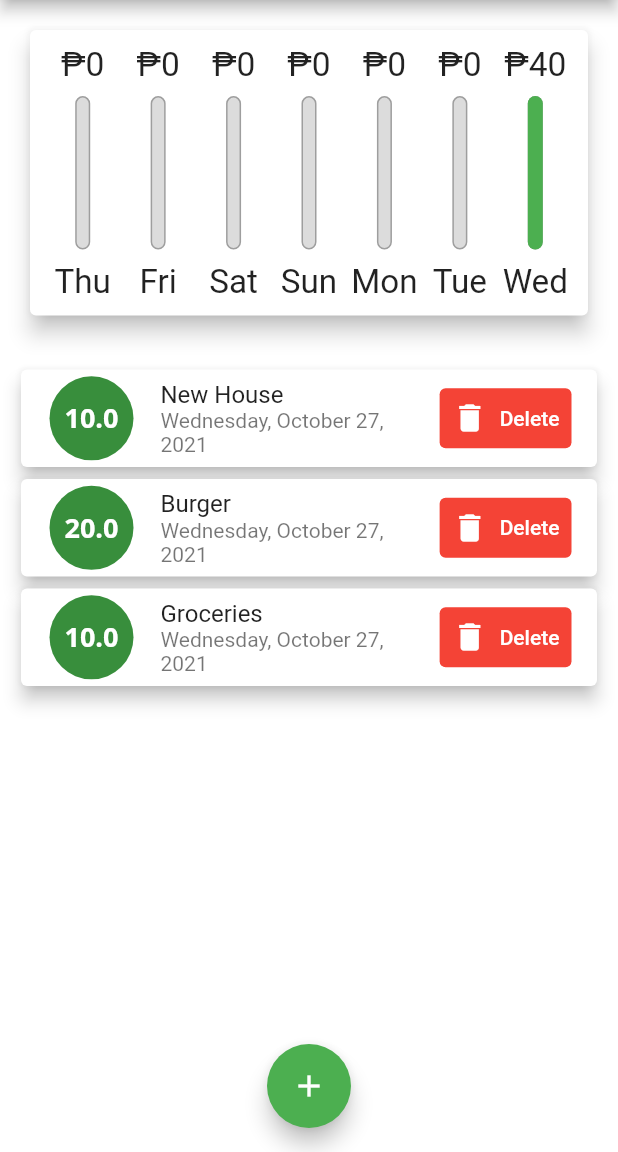
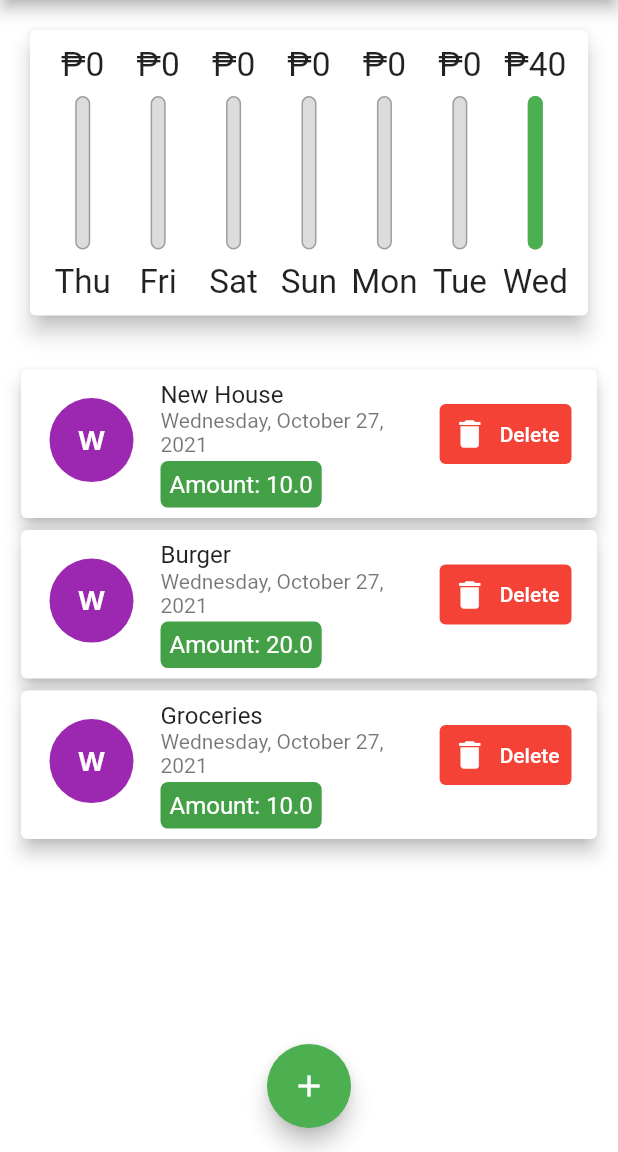
Before and after one commit to orbitsdev/expenseapp, a Flutter app: the screen it shows after launch, on a phone screen of 412 x 824 dp, the part 84-1236 px from its top. Run offline on Flutter 3.47's test engine with Material 2 defaults, Android fonts, the light colour scheme and no system bars.

Commit message:
finishing basic app

```diff
--- a/lib/welcome.dart
+++ b/lib/welcome.dart
@@ -1,5 +1,3 @@
-import 'dart:io';
-
 import 'package:expenseapp/models/transaction.dart';
 import 'package:expenseapp/widgets/chart.dart';
 import 'package:expenseapp/widgets/new_transaction.dart';
@@ -63,6 +61,44 @@ class _WelcomeState extends State<Welcome> {
         });
   }
 
+  List<Widget> _forLandScapeScreen(
+      MediaQueryData mediaquery, AppBar appBar, Widget listWediget) {
+    return [
+      Row(mainAxisAlignment: MainAxisAlignment.center, children: [
+        Text('Show Chart'),
+        Switch(
+            value: _isShow,
+            onChanged: (val) {
+              setState(() {
+                _isShow = val;
+              });
+            }),
+      ]),
+      _isShow
+          ? Container(
+              height: (mediaquery.size.height -
+                      appBar.preferredSize.height -
+                      mediaquery.padding.top) *
+                  0.7,
+              child: Chart(recentTransaction: _recentTransaction))
+          : listWediget,
+    ];
+  }
+
+  List<Widget> _forPortraitScreen(
+      MediaQueryData mediaquery, AppBar appBar, Widget listWediget) {
+    return [
+      Container(
+        height: (mediaquery.size.height -
+                appBar.preferredSize.height -
+                mediaquery.padding.top) *
+            0.3,
+        child: Chart(recentTransaction: _recentTransaction),
+      ),
+      listWediget
+    ];
+  }
+
   @override
   Widget build(BuildContext context) {
     final mediaquery = MediaQuery.of(context);
@@ -100,39 +136,13 @@ class _WelcomeState extends State<Welcome> {
       body: ListView(
         children: [
           if (isLandScape)
-            Row(mainAxisAlignment: MainAxisAlignment.center, children: [
-              Text('Show Chart'),
-              Switch(
-                  value: _isShow,
-                  onChanged: (val) {
-                    setState(() {
-                      _isShow = val;
-                    });
-                  }),
-            ]),
-          if (isLandScape)
-            _isShow
-                ? Container(
-                    height: (mediaquery.size.height -
-                            appBar.preferredSize.height -
-                            mediaquery.padding.top) *
-                        0.7,
-                    child: Chart(recentTransaction: _recentTransaction))
-                : listWediget,
+            ..._forLandScapeScreen(mediaquery, appBar, listWediget),
           if (!isLandScape)
-            Container(
-                height: (mediaquery.size.height -
-                        appBar.preferredSize.height -
-                        mediaquery.padding.top) *
-                    0.3,
-                child: Chart(recentTransaction: _recentTransaction)),
-          if (!isLandScape) listWediget,
+            ..._forPortraitScreen(mediaquery, appBar, listWediget),
         ],
       ),
       floatingActionButtonLocation: FloatingActionButtonLocation.centerFloat,
-
-
-      floatingActionButton:  FloatingActionButton(
+      floatingActionButton: FloatingActionButton(
         onPressed: () {
           _startAddNewTransaction(context);
         },
--- a/lib/widgets/chart_bar.dart
+++ b/lib/widgets/chart_bar.dart
@@ -1,6 +1,6 @@
 import 'package:flutter/material.dart';
 
-class ChartBar extends StatelessWidget {
+class ChartBar extends StatefulWidget {
   final String dayslabel;
   final double spendingamount;
   final double spendinpcoftotal;
@@ -12,15 +12,19 @@ class ChartBar extends StatelessWidget {
   }) : super(key: key);
 
   @override
+  State<ChartBar> createState() => _ChartBarState();
+}
+
+class _ChartBarState extends State<ChartBar> {
+  @override
   Widget build(BuildContext context) {
-
-    return LayoutBuilder(builder: (context , constraints){
+    return LayoutBuilder(builder: (context, constraints) {
       return Column(
         children: [
           Container(
             height: constraints.maxHeight * 0.15,
             child: FittedBox(
-            child: Text('\₱${spendingamount.toStringAsFixed(0)}')),
+                child: Text('\₱${widget.spendingamount.toStringAsFixed(0)}')),
           ),
           SizedBox(
             height: constraints.maxHeight * 0.05,
@@ -30,10 +34,9 @@ class ChartBar extends StatelessWidget {
             height: constraints.maxHeight * 0.6,
             child: Stack(
               children: [
-
                 Container(
                   decoration: BoxDecoration(
-                    color: Color.fromRGBO( 220, 220, 220, 1),
+                    color: Color.fromRGBO(220, 220, 220, 1),
                     borderRadius: BorderRadius.circular(10),
                     border: Border.all(
                       width: 1.0,
@@ -41,26 +44,30 @@ class ChartBar extends StatelessWidget {
                     ),
                   ),
                 ),
-
                 FractionallySizedBox(
-                 heightFactor: spendinpcoftotal,
+                  heightFactor: widget.spendinpcoftotal,
                   child: Container(
                     decoration: BoxDecoration(
                       color: Theme.of(context).primaryColor,
                       borderRadius: BorderRadius.circular(10),
-
                     ),
                   ),
                 ),
-
               ],
             ),
           ),
-
-        SizedBox(height: constraints.maxHeight * 0.05,),
-        Container( height: constraints.maxHeight * 0.15, child: FittedBox(child: Text('${dayslabel}', style: TextStyle( fontSize: 13, ))))
+          SizedBox(
+            height: constraints.maxHeight * 0.05,
+          ),
+          Container(
+              height: constraints.maxHeight * 0.15,
+              child: FittedBox(
+                  child: Text('${widget.dayslabel}',
+                      style: TextStyle(
+                        fontSize: 13,
+                      ))))
         ],
       );
-    })    ;
+    });
   }
 }
--- a/lib/widgets/new_transaction.dart
+++ b/lib/widgets/new_transaction.dart
@@ -17,7 +17,6 @@ class _NewTransactionState extends State<NewTransaction> {
   final _amountController = TextEditingController();
   DateTime? _selectedDate;
 
-
   void _submitData() {
     if (_amountController.text.isEmpty) {
       return;
@@ -25,12 +24,9 @@ class _NewTransactionState extends State<NewTransaction> {
     final titleentered = _titleController.text;
     final amountentered = double.parse(_amountController.text);
 
-    if (titleentered.isEmpty ||
-        amountentered <= 0 ||
-        _selectedDate == DateTime(0)) {
+    if (titleentered.isEmpty || amountentered <= 0 || _selectedDate == null) {
       return;
     }
-
 
     widget.addtransaction(
       _titleController.text,
@@ -60,7 +56,7 @@ class _NewTransactionState extends State<NewTransaction> {
 
   @override
   Widget build(BuildContext context) {
-     final mediaquery = MediaQuery.of(context);
+    final mediaquery = MediaQuery.of(context);
     return SingleChildScrollView(
       child: Container(
         padding: EdgeInsets.only(
@@ -101,10 +97,14 @@ class _NewTransactionState extends State<NewTransaction> {
               child: Row(
                 children: [
                   Expanded(
-                    child:   _selectedDate == null ? Text('No Date Selected') : Text('${DateFormat.yMd().format(_selectedDate!)}'),
-                    ),
+                    child: _selectedDate == null
+                        ? Text('No Date Selected')
+                        : Text(
+                            '${DateFormat('EEEE, MMMM d, y').format(_selectedDate!)}'),
+                  ),
                   TextButton(
-                      onPressed: _presentDatePicker, child: Text('Choose Date')),
+                      onPressed: _presentDatePicker,
+                      child: Text('Choose Date')),
                 ],
               ),
             ),
--- a/lib/widgets/transaction_list.dart
+++ b/lib/widgets/transaction_list.dart
@@ -1,3 +1,4 @@
+import 'package:expenseapp/widgets/transaction_list_item.dart';
 import 'package:flutter/material.dart';
 import 'package:intl/intl.dart';
 
@@ -13,15 +14,15 @@ class TransactionList extends StatefulWidget {
   }) : super(key: key);
 
   @override
-  _TransactionListState createState() => _TransactionListState();
+  State<TransactionList> createState() => _TransactionListState();
 }
 
 class _TransactionListState extends State<TransactionList> {
-
   @override
   Widget build(BuildContext context) {
-        final mediaquery = MediaQuery.of(context);
-   return widget.transactionlist.isEmpty ? LayoutBuilder(
+    final mediaquery = MediaQuery.of(context);
+    return widget.transactionlist.isEmpty
+        ? LayoutBuilder(
             builder: (context, constraints) {
               return Column(
                 children: [
@@ -48,39 +49,10 @@ class _TransactionListState extends State<TransactionList> {
             child: ListView.builder(
                 itemCount: widget.transactionlist.length,
                 itemBuilder: (context, index) {
-                  return Card(
-                    elevation: 5,
-                    child: Container(
-                      margin: EdgeInsets.symmetric(horizontal: 1, vertical: 3),
-
-                      child: ListTile(
-                        leading: CircleAvatar(
-                          radius: 30,
-                          child: FittedBox(
-                              child: Text(
-                            widget.transactionlist[index].amount.toString(),
-                            style: Theme.of(context).textTheme.headline1,
-                          )),
-                        ),
-                        title: Text(widget.transactionlist[index].title),
-                        subtitle: Text(DateFormat.yMMMMEEEEd()
-                            .format(widget.transactionlist[index].date)),
-                        trailing:
-                        mediaquery.size.width > 360
-                        ? TextButton.icon(onPressed:()=> widget.deletetransaction(
-                                widget.transactionlist[index].id), icon: Icon(Icons.delete), label: Text('Delete'), style: TextButton.styleFrom(
-                                  primary: Colors.white,
-                                  backgroundColor: Colors.red,
-                                ))
-                         : IconButton(
-                            onPressed: () => widget.deletetransaction(
-                             widget.transactionlist[index].id),
-                            icon: Icon(Icons.delete),
-                            color: Theme.of(context).errorColor),
-
-                      ),
-                    ),
-                  );
+                  return TransactionListItem(
+                      transactionlist: widget.transactionlist[index],
+                      mediaquery: mediaquery,
+                      deletetransaction: widget.deletetransaction);
                 }),
           );
   }
--- /dev/null
+++ b/lib/widgets/transaction_list_item.dart
@@ -0,0 +1,96 @@
+import 'dart:math';
+
+import 'package:expenseapp/models/transaction.dart';
+import 'package:flutter/material.dart';
+import 'package:intl/intl.dart';
+
+class TransactionListItem extends StatefulWidget {
+  const TransactionListItem({
+    Key? key,
+    required this.transactionlist,
+    required this.mediaquery,
+    required this.deletetransaction,
+  }) : super(key: key);
+
+  final Transaction transactionlist;
+  final MediaQueryData mediaquery;
+  final Function deletetransaction;
+
+  @override
+  State<TransactionListItem> createState() => _TransactionListItemState();
+}
+
+class _TransactionListItemState extends State<TransactionListItem> {
+  late Color _bgColor;
+
+  @override
+  void initState() {
+    const colorcollection = [
+      Colors.blueAccent,
+      Colors.purple,
+      Colors.orange,
+      Colors.pink,
+    ];
+
+    _bgColor = colorcollection[Random().nextInt(colorcollection.length - 1)];
+
+    super.initState();
+  }
+
+  @override
+  Widget build(BuildContext context) {
+    final widgetransaction = widget.transactionlist;
+
+    return Card(
+      elevation: 5,
+      child: Container(
+        margin: EdgeInsets.symmetric(horizontal: 1, vertical: 3),
+        child: ListTile(
+          leading: CircleAvatar(
+            backgroundColor: _bgColor,
+            radius: 30,
+            child: FittedBox(
+                child: Text(
+              DateFormat.E().format(widgetransaction.date).substring(0, 1),
+              style: Theme.of(context).textTheme.headline1,
+            )),
+          ),
+          title: Text(widgetransaction.title),
+          subtitle: Column(
+            crossAxisAlignment: CrossAxisAlignment.start,
+            children: [
+              Text(DateFormat.yMMMMEEEEd().format(widgetransaction.date)),
+              Container(
+                margin: EdgeInsets.only(top: 3.0),
+                child: Container(
+                  padding: EdgeInsets.all(6.0),
+                  decoration: BoxDecoration(
+                    borderRadius: BorderRadius.circular(5),
+                    color: Colors.green[600],
+                  ),
+                  child: Text('Amount: ${widgetransaction.amount.toString()}',
+                      style: TextStyle(fontSize: 16, color: Colors.white)),
+                ),
+              ),
+            ],
+          ),
+          trailing: widget.mediaquery.size.width > 360
+              ? TextButton.icon(
+                  onPressed: () =>
+                      widget.deletetransaction(widgetransaction.id),
+                  icon: Icon(Icons.delete),
+                  label: Text('Delete'),
+                  style: TextButton.styleFrom(
+                    primary: Colors.white,
+                    backgroundColor: Colors.red,
+                  ))
+              : IconButton(
+                  onPressed: () =>
+                      widget.deletetransaction(widgetransaction.id),
+                  icon: Icon(Icons.delete),
+                  color: Theme.of(context).errorColor),
+        ),
+      ),
+    );
+  }
+}
```
Also changed, not shown: lib/main.dart (+6 -8 lines). Lines whose indentation alone changed are shown as unchanged.
